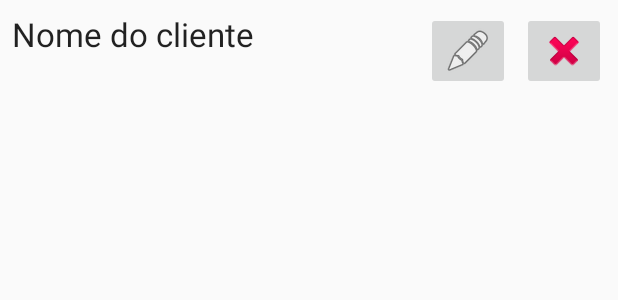
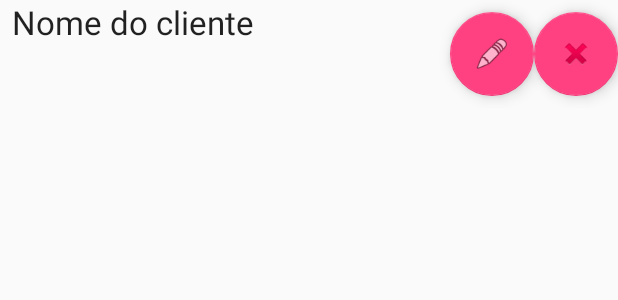
Before and after one commit to weslei-dias/pesquisabrasileira, an Android app: the layout item_lista.xml on its own in the app's theme, with its tools: preview values and no code run, on a phone screen of 412 x 824 dp. Shown: the top 300 px of the screen. Run offline under Robolectric (Android 15) with nearby library versions, the phone set to English and light mode, and no system bars.

Commit message:
initial commit

```diff
--- a/app/build.gradle
+++ b/app/build.gradle
@@ -4,7 +4,7 @@ android {
     compileSdkVersion 27
     defaultConfig {
         applicationId "com.domain.androidcrud"
-        minSdkVersion 15
+        minSdkVersion 16
         targetSdkVersion 27
         versionCode 1
         versionName "1.0"
--- a/app/src/main/java/com/domain/androidcrud/MainActivity.java
+++ b/app/src/main/java/com/domain/androidcrud/MainActivity.java
@@ -229,6 +229,7 @@ public class MainActivity extends AppCompatActivity {
         configurarRecycler();
     }
 
+
     private void preencherDadosSeEdicao(Intent intent) {
         if(intent.hasExtra("cliente")){
             findViewById(R.id.includemain).setVisibility(View.INVISIBLE);
@@ -363,6 +364,7 @@ public class MainActivity extends AppCompatActivity {
         }
 
         return super.onOptionsItemSelected(item);
+
     }
 
     private RecyclerView recyclerView;
--- a/app/src/main/res/layout/item_lista.xml
+++ b/app/src/main/res/layout/item_lista.xml
@@ -7,36 +7,40 @@
     android:layout_height="wrap_content">
 
     <TextView
+        android:id="@+id/nomeCliente"
+        android:layout_width="match_parent"
         android:layout_height="wrap_content"
-        android:layout_width="0dp"
+        android:layout_marginLeft="8dp"
+        android:layout_marginRight="8dp"
+        android:text="Nome do cliente"
         android:textAppearance="@android:style/TextAppearance.DeviceDefault.Large"
-        android:id="@+id/nomeCliente"
-        android:text="Nome do cliente"
-        app:layout_constraintTop_toTopOf="parent"
-        android:layout_marginTop="8dp"
-        android:layout_marginLeft="8dp"
+        app:layout_constraintHorizontal_bias="0.052"
         app:layout_constraintLeft_toLeftOf="parent"
         app:layout_constraintRight_toLeftOf="@+id/btnEdit"
-        android:layout_marginRight="8dp" />
+        app:layout_constraintTop_toTopOf="parent" />
 
-    <ImageButton
+    <android.support.design.widget.FloatingActionButton
+        android:id="@+id/btnEdit"
+        android:layout_width="wrap_content"
         android:layout_height="wrap_content"
+        android:layout_marginBottom="8dp"
+        android:layout_marginTop="8dp"
+        android:clickable="true"
+        app:layout_constraintBottom_toBottomOf="parent"
+        app:layout_constraintRight_toLeftOf="@+id/btnDelete"
+        app:layout_constraintTop_toTopOf="parent"
+        app:srcCompat="@android:drawable/ic_menu_edit" />
+
+    <android.support.design.widget.FloatingActionButton
+        android:id="@+id/btnDelete"
         android:layout_width="wrap_content"
-        android:id="@+id/btnEdit"
-        android:src="@android:drawable/ic_menu_edit"
-        app:layout_constraintTop_toTopOf="parent"
+        android:layout_height="wrap_content"
+        android:layout_marginBottom="8dp"
         android:layout_marginTop="8dp"
-        app:layout_constraintRight_toLeftOf="@+id/btnDelete"
-        android:layout_marginRight="8dp" />
-
-    <ImageButton
-        android:layout_height="wrap_content"
-        android:layout_width="wrap_content"
-        android:id="@+id/btnDelete"
-        android:src="@android:drawable/ic_delete"
-        android:layout_marginRight="8dp"
+        android:clickable="true"
+        app:layout_constraintBottom_toBottomOf="parent"
         app:layout_constraintRight_toRightOf="parent"
         app:layout_constraintTop_toTopOf="parent"
-        android:layout_marginTop="8dp" />
+        app:srcCompat="@android:drawable/ic_delete" />
 
 </android.support.constraint.ConstraintLayout>
```
